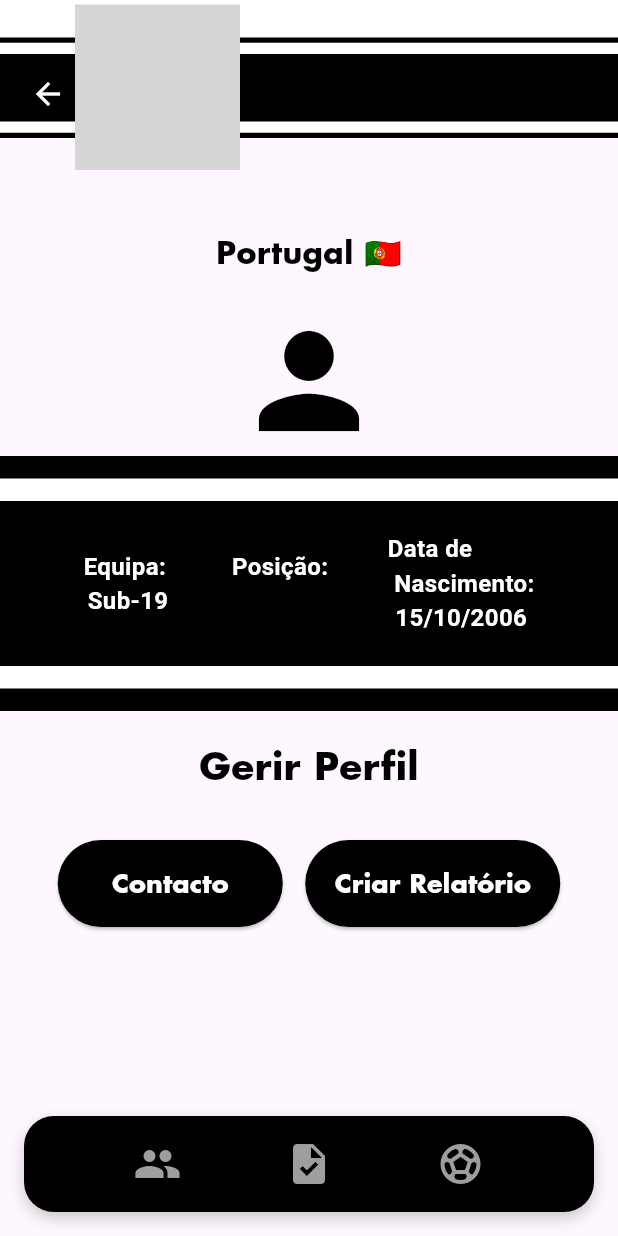
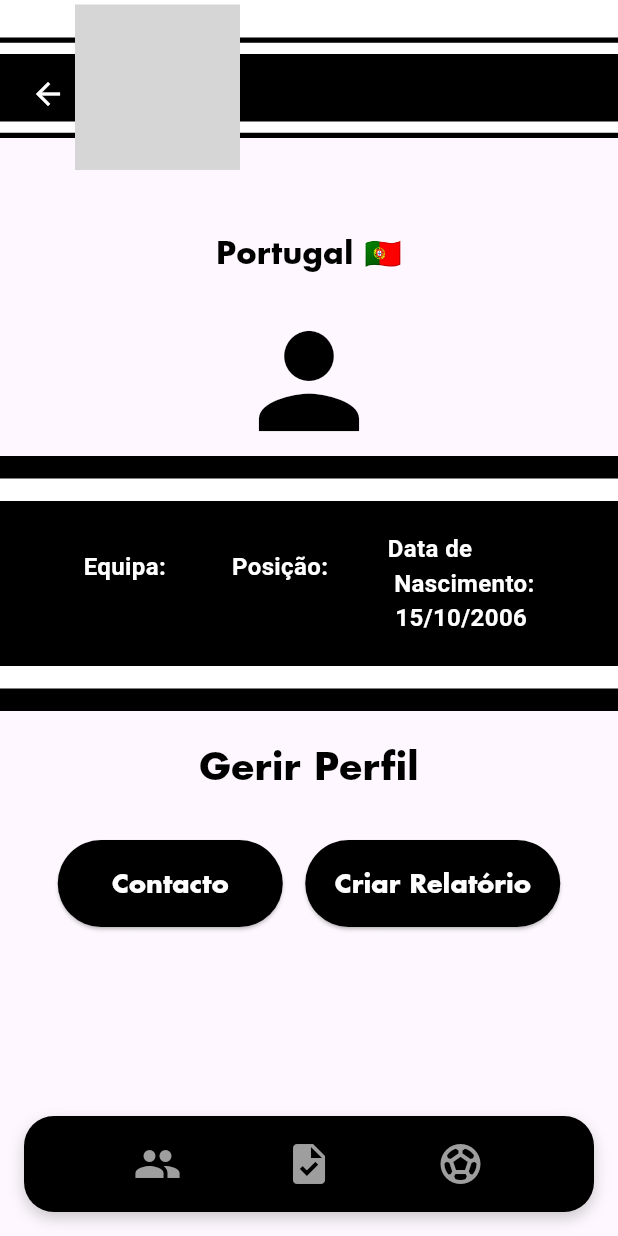
Before and after one commit to WeakyStar0/Grupo-10-Biriatos-App, a Flutter app: the JogadorPage screen opened directly with empty values, on a phone screen of 412 x 824 dp. Run offline on Flutter 3.47's test engine with Material 3 defaults, Android fonts, the phone set to English and light mode, and no system bars; our stand-ins replace flutter_svg; network calls fail; grey boxes are pictures that could not be loaded.

Commit message:
baje de dadje

```diff
--- a/appviriatos/lib/equipa.dart
+++ b/appviriatos/lib/equipa.dart
@@ -188,6 +188,7 @@ class _EquipaPageState extends State<EquipaPage> {
                                         builder: (context) => JogadorPage(
                                           jogadorNome: player['fullName'],
                                           jogadorCategoria: category,
+                                          clubeNome: widget.clubeNome, // Passa o nome do clube
                                         ),
                                       ),
                                     );
--- a/appviriatos/lib/jogador.dart
+++ b/appviriatos/lib/jogador.dart
@@ -46,6 +46,7 @@ class _EquipaPageState extends State<EquipaPage> {
                     builder: (context) => JogadorPage(
                       jogadorNome: jogadorNome,
                       jogadorCategoria: jogadorCategoria, // Passa a categoria
+                      clubeNome: "Nome do Clube", // Passa o nome do clube
                     ),
                   ),
                 );
@@ -66,12 +67,14 @@ class _EquipaPageState extends State<EquipaPage> {
 
 class JogadorPage extends StatelessWidget {
   final String jogadorNome; // Variável para armazenar o nome do jogador
-  final String jogadorCategoria; // Nova variável para a categoria do jogador
+  final String jogadorCategoria; // Variável para a categoria do jogador
+  final String clubeNome; // Nome do clube, recebido da EquipaPage
 
-  // Construtor para receber o nome e a categoria do jogador
+  // Construtor para receber o nome do jogador, a categoria e o nome do clube
   JogadorPage({
     required this.jogadorNome,
     required this.jogadorCategoria,
+    required this.clubeNome,
   });
 
   @override
@@ -154,7 +157,8 @@ class JogadorPage extends StatelessWidget {
                           'Equipa: ',
                           style: TextStyle(fontSize: 16, fontWeight: FontWeight.bold, color: Colors.white),
                         ),
-                        Text('Sub-19', style: TextStyle(fontSize: 16, color: Colors.white)),
+                        Text(clubeNome, // Substitui "Sub-19" pelo nome do clube
+                            style: TextStyle(fontSize: 16, color: Colors.white)),
                       ],
                     ),
                     Column(
@@ -163,7 +167,7 @@ class JogadorPage extends StatelessWidget {
                           'Posição:',
                           style: TextStyle(fontSize: 16, fontWeight: FontWeight.bold, color: Colors.white),
                         ),
-                        Text(jogadorCategoria, style: TextStyle(fontSize: 16, color: Colors.white)), // Usando categoria
+                        Text(jogadorCategoria, style: TextStyle(fontSize: 16, color: Colors.white)),
                       ],
                     ),
                     Column(
```
